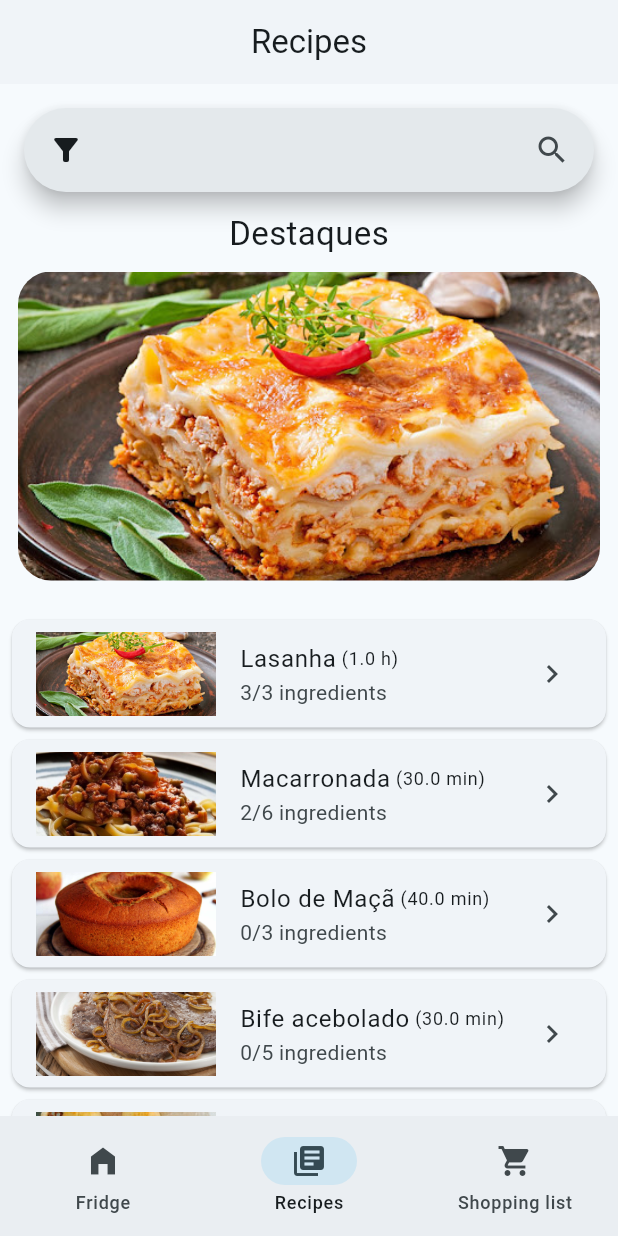
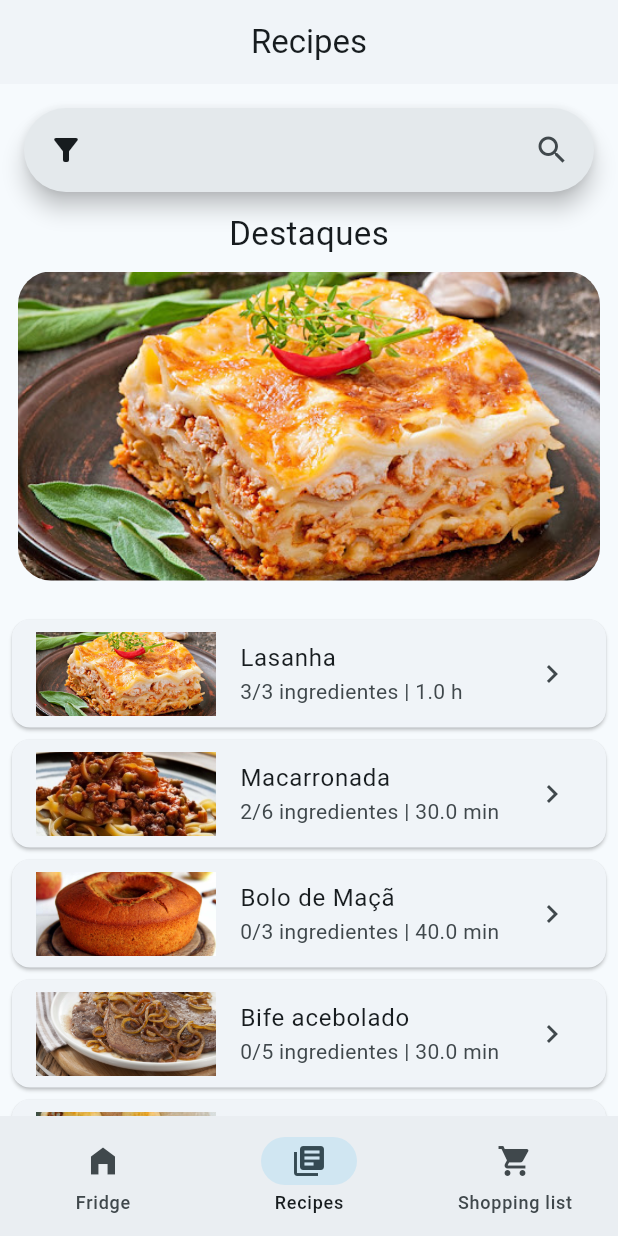
Before and after one commit to thiagocoelhoo/smartfridge, a Flutter app: the screen it shows after launch, on a phone screen of 412 x 824 dp. Run offline on Flutter 3.47's test engine with Material 3 defaults, Android fonts, the phone set to English and light mode, and no system bars.

Commit message:
fix: overflow issues

```diff
--- a/lib/pages/recipe_details.dart
+++ b/lib/pages/recipe_details.dart
@@ -64,7 +64,6 @@ class _RecipeDetailsPage extends State<RecipeDetailsPage> {
                   borderRadius: BorderRadius.circular(22),
                 ),
                 width: double.infinity,
-                height: 400,
                 child: Column(
                   children: widget.recipe!.ingredients.map((product) {
                     return ProductLine(
@@ -88,7 +87,6 @@ class _RecipeDetailsPage extends State<RecipeDetailsPage> {
                     borderRadius: BorderRadius.circular(22),
                   ),
                   width: double.infinity,
-                  height: 400,
                   child: Column(
                     children:
                         widget.recipe!.stepByStep.asMap().entries.map((entry) {
--- a/lib/widgets/recipe_list_tile.dart
+++ b/lib/widgets/recipe_list_tile.dart
@@ -22,17 +22,10 @@ class RecipeListTile extends StatelessWidget {
           MaterialPageRoute(builder: (context) => RecipeDetailsPage(recipe)),
         );
       },
-      title: Row(
-        children: [
-          Text(recipe.name),
-          Text(
-            " (${recipe.duration.abreviation()})",
-            style: const TextStyle(fontSize: 12),
-          ),
-        ],
-      ),
+      title: Text(recipe.name, overflow: TextOverflow.ellipsis),
       subtitle: Text(
-          "${fridgeRepository.hasInTheFridge(recipe.ingredients)}/${recipe.ingredients.length} ingredients"),
+          "${fridgeRepository.hasInTheFridge(recipe.ingredients)}/${recipe.ingredients.length} ingredientes | ${recipe.duration.abreviation()}",
+          overflow: TextOverflow.ellipsis),
       trailing: const Icon(Icons.chevron_right),
       leading: Image.asset(recipe.urlImage, width: 120, fit: BoxFit.cover),
     );
```
Also changed, not shown: lib/pages/recipes_page.dart (line endings or trailing spaces).
